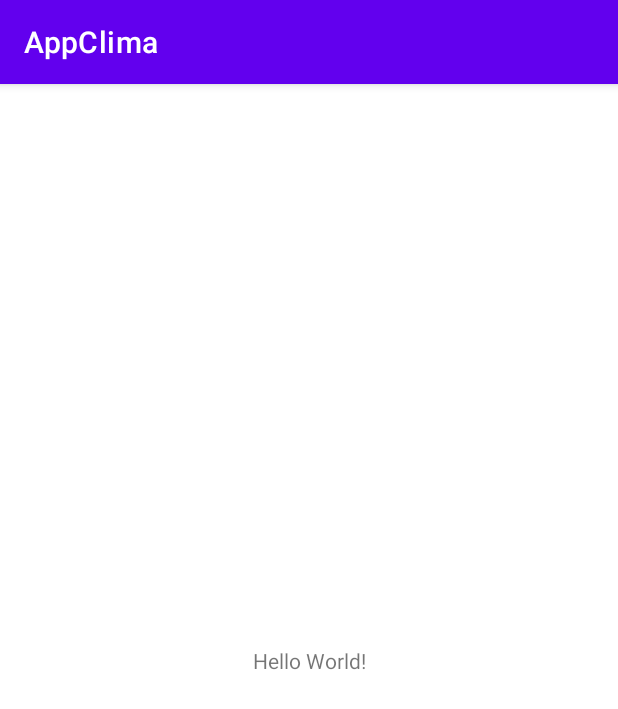
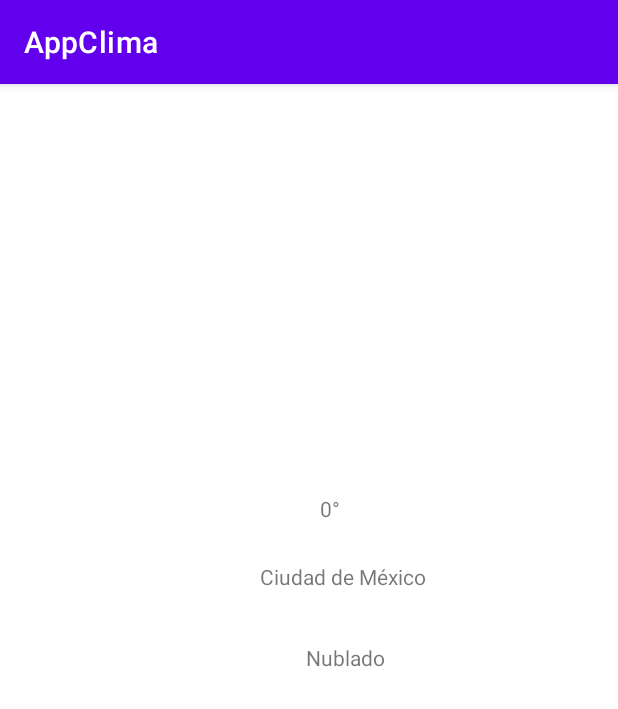
Before and after one commit to marlasantos24/Seccion10_AppClima, an Android app: the screen it shows after launch (MainActivity), on a phone screen of 412 x 824 dp. Shown: the top 709 px of the screen. Run offline under Robolectric (Android 15) with nearby library versions, the phone set to English and light mode, and no system bars.

Commit message:
diseño_Interfaz

```diff
--- a/app/src/main/res/layout/activity_main.xml
+++ b/app/src/main/res/layout/activity_main.xml
@@ -1,5 +1,5 @@
 <?xml version="1.0" encoding="utf-8"?>
-<androidx.constraintlayout.widget.ConstraintLayout xmlns:android="http://schemas.android.com/apk/res/android"
+<RelativeLayout xmlns:android="http://schemas.android.com/apk/res/android"
     xmlns:app="http://schemas.android.com/apk/res-auto"
     xmlns:tools="http://schemas.android.com/tools"
     android:layout_width="match_parent"
@@ -7,12 +7,32 @@
     tools:context=".MainActivity">
 
     <TextView
+        android:id="@+id/textView"
         android:layout_width="wrap_content"
         android:layout_height="wrap_content"
-        android:text="Hello World!"
-        app:layout_constraintBottom_toBottomOf="parent"
-        app:layout_constraintLeft_toLeftOf="parent"
-        app:layout_constraintRight_toRightOf="parent"
-        app:layout_constraintTop_toTopOf="parent" />
+        android:layout_alignParentEnd="true"
+        android:layout_alignParentBottom="true"
+        android:layout_marginEnd="185dp"
+        android:layout_marginBottom="475dp"
+        android:text="0°" />
 
-</androidx.constraintlayout.widget.ConstraintLayout>
+    <TextView
+        android:id="@+id/textView2"
+        android:layout_width="wrap_content"
+        android:layout_height="wrap_content"
+        android:layout_alignParentEnd="true"
+        android:layout_alignParentBottom="true"
+        android:layout_marginEnd="128dp"
+        android:layout_marginBottom="430dp"
+        android:text="Ciudad de México" />
+
+    <TextView
+        android:id="@+id/textView3"
+        android:layout_width="wrap_content"
+        android:layout_height="wrap_content"
+        android:layout_alignParentEnd="true"
+        android:layout_alignParentBottom="true"
+        android:layout_marginEnd="155dp"
+        android:layout_marginBottom="376dp"
+        android:text="Nublado" />
+</RelativeLayout>
```
